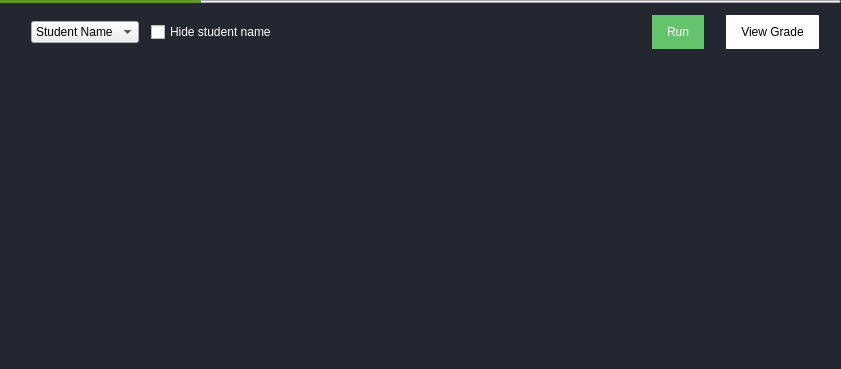
Old version of the form TurboGrade/ui/gradesubmission.ui in the repository wassgha/TurboGrade.
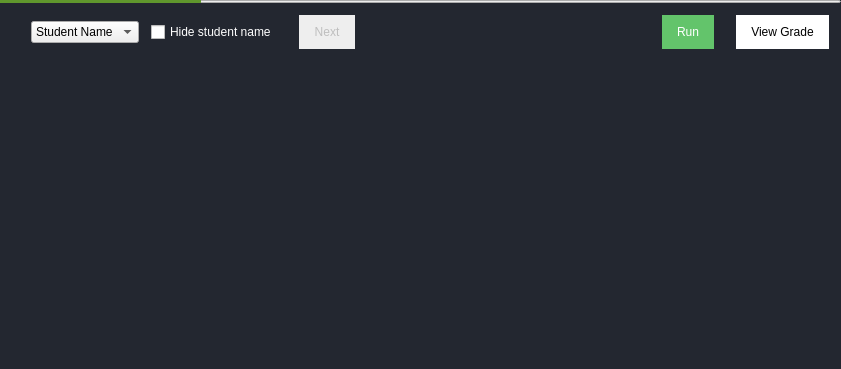
New version of the form. Icons and pictures are not drawn.

Commit message: Added next button, updated for iOS

Diff of the .ui file:
```diff
--- a/TurboGrade/ui/gradesubmission.ui
+++ b/TurboGrade/ui/gradesubmission.ui
@@ -24,13 +24,17 @@
         color: white;
 }
 
-QPushButton#run, QPushButton#toggle {
+QPushButton#run, QPushButton#toggle, QPushButton#next {
 	padding: 10px;
 	padding-left: 15px;
 	padding-right: 15px;
 	background: white;
 	border-radius: 18px;
-	margin-right : 10px;
+	margin-left : 10px;
+}
+
+QPushButton#next::disabled {
+	background: #EEE;
 }
 
 QPushButton#run {
@@ -167,6 +171,20 @@
        </property>
       </widget>
      </item>
+     <item>
+      <widget class="QPushButton" name="next">
+       <property name="enabled">
+        <bool>false</bool>
+       </property>
+       <property name="text">
+        <string>Next</string>
+       </property>
+       <property name="icon">
+        <iconset resource="resources.qrc">
+         <normaloff>:/misc/res/next.png</normaloff>:/misc/res/next.png</iconset>
+       </property>
+      </widget>
+     </item>
      <item>
       <spacer name="spacer">
        <property name="orientation">
```
The commit also changes 12 other files.
